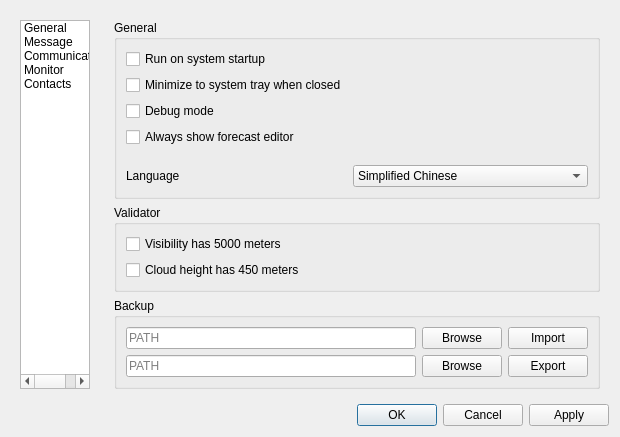
Before: the Qt Designer form tafor/components/ui/setting.ui in up1and/tafor, drawn with Qt 5.
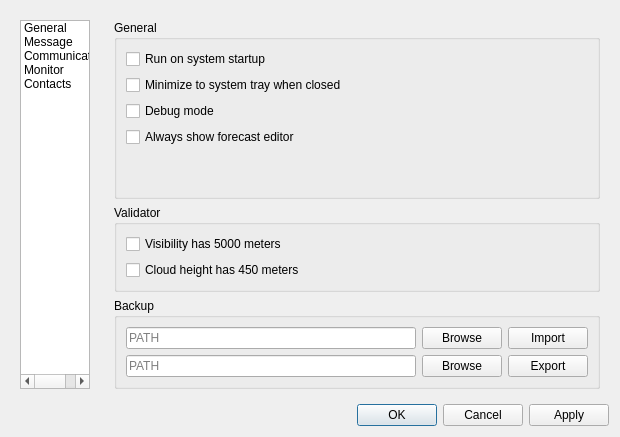
After: the same form once the commit is applied.

Commit message: 去除语言设置

Diff of the .ui file:
```diff
--- a/tafor/components/ui/setting.ui
+++ b/tafor/components/ui/setting.ui
@@ -107,43 +107,6 @@
               </property>
              </widget>
             </item>
-            <item row="7" column="0">
-             <widget class="QLabel" name="label">
-              <property name="text">
-               <string>Language</string>
-              </property>
-             </widget>
-            </item>
-            <item row="7" column="1">
-             <widget class="QComboBox" name="languageCombox">
-              <property name="currentText">
-               <string>Simplified Chinese</string>
-              </property>
-              <item>
-               <property name="text">
-                <string>Simplified Chinese</string>
-               </property>
-              </item>
-              <item>
-               <property name="text">
-                <string>English</string>
-               </property>
-              </item>
-             </widget>
-            </item>
-            <item row="6" column="0">
-             <spacer name="verticalSpacer">
-              <property name="orientation">
-               <enum>Qt::Vertical</enum>
-              </property>
-              <property name="sizeHint" stdset="0">
-               <size>
-                <width>20</width>
-                <height>40</height>
-               </size>
-              </property>
-             </spacer>
-            </item>
            </layout>
           </widget>
          </item>
```
The commit also changes 1 other file.
